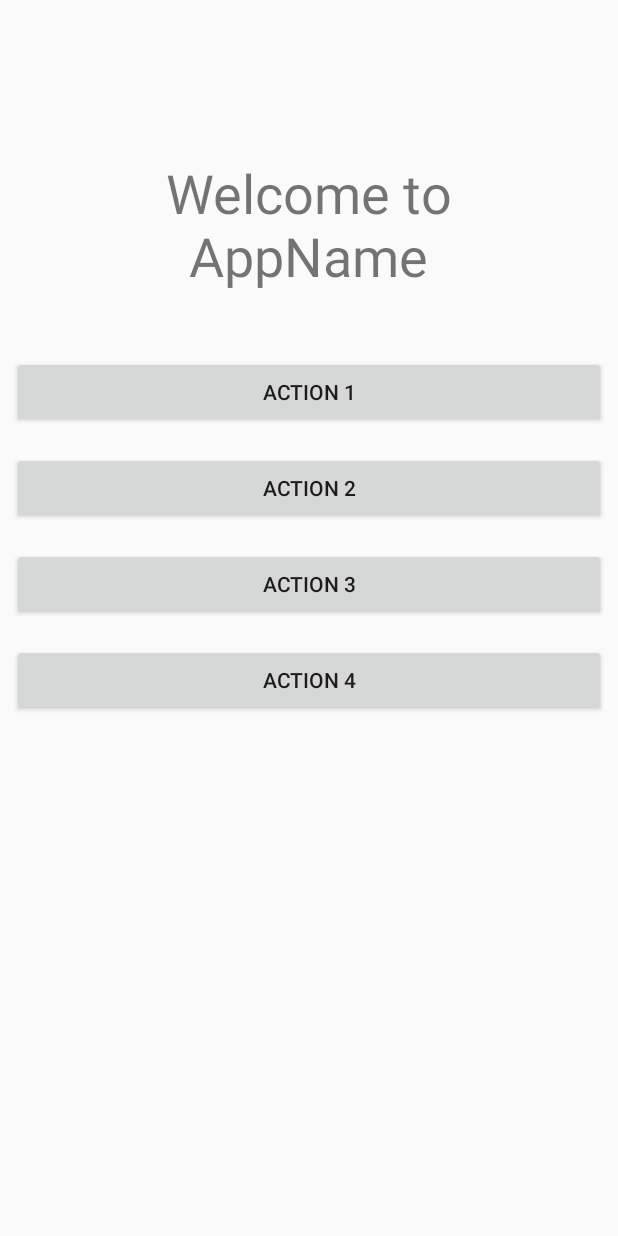
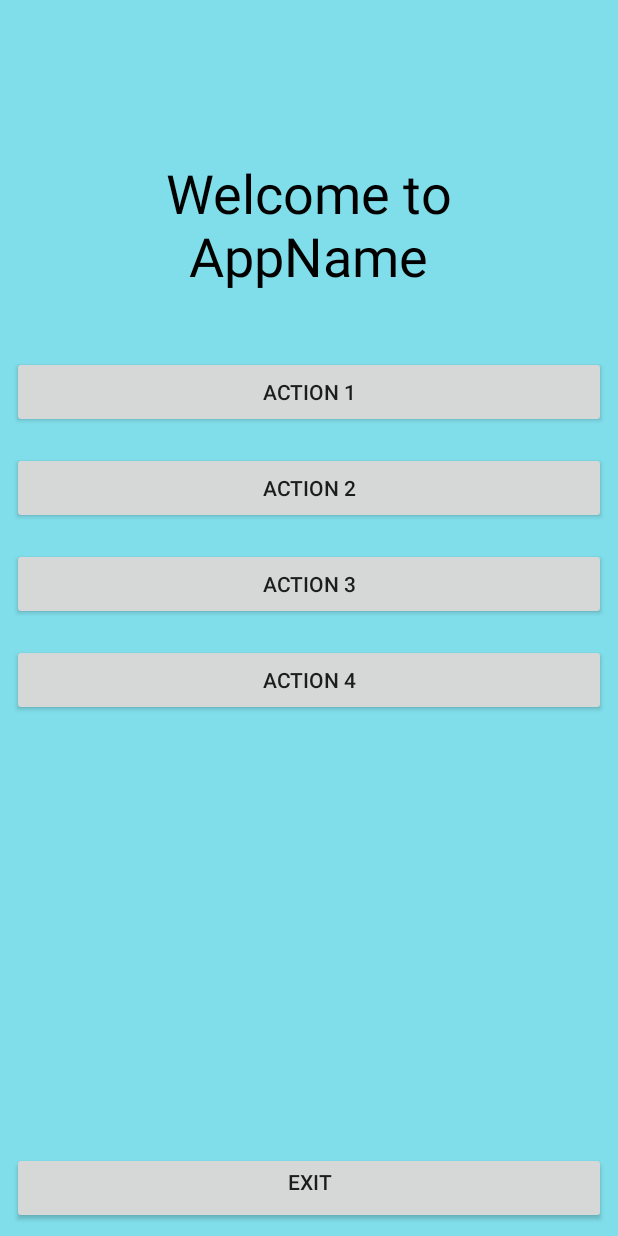
Before and after one commit to JonatanPerezLopez/SplashScreen, an Android app: the screen it shows after launch (MainActivity), on a phone screen of 412 x 824 dp. Run offline under Robolectric (Android 15) with nearby library versions, the phone set to English and light mode, and no system bars.

Commit message:
addig exit options

```diff
--- a/app/src/main/res/layout/second.xml
+++ b/app/src/main/res/layout/second.xml
@@ -3,7 +3,8 @@
     xmlns:app="http://schemas.android.com/apk/res-auto"
     xmlns:tools="http://schemas.android.com/tools"
     android:layout_width="match_parent"
-    android:layout_height="match_parent">
+    android:layout_height="match_parent"
+    android:background="#80DEEA">
 
     <TextView
         android:id="@+id/textView2"
@@ -12,6 +13,7 @@
         android:layout_marginTop="50dp"
         android:gravity="center_horizontal"
         android:text="@string/welcome_message"
+        android:textColor="#000000"
         android:textSize="36sp"
         app:layout_constraintBottom_toBottomOf="parent"
         app:layout_constraintEnd_toEndOf="parent"
@@ -79,4 +81,19 @@
         app:layout_constraintStart_toStartOf="parent"
         app:layout_constraintTop_toBottomOf="@+id/button_3" />
 
+    <Button
+        android:id="@+id/button_exit"
+        android:layout_width="0dp"
+        android:layout_height="wrap_content"
+        android:layout_marginStart="8dp"
+        android:layout_marginLeft="8dp"
+        android:layout_marginEnd="8dp"
+        android:layout_marginRight="8dp"
+        android:layout_marginBottom="8dp"
+        android:gravity="center_horizontal"
+        android:text="Exit"
+        app:layout_constraintBottom_toBottomOf="parent"
+        app:layout_constraintEnd_toEndOf="parent"
+        app:layout_constraintStart_toStartOf="parent" />
+
 </android.support.constraint.ConstraintLayout>
```
Also changed, not shown: app/src/main/java/com/example/splashscreen/MainActivity.java (+34 -0 lines).
